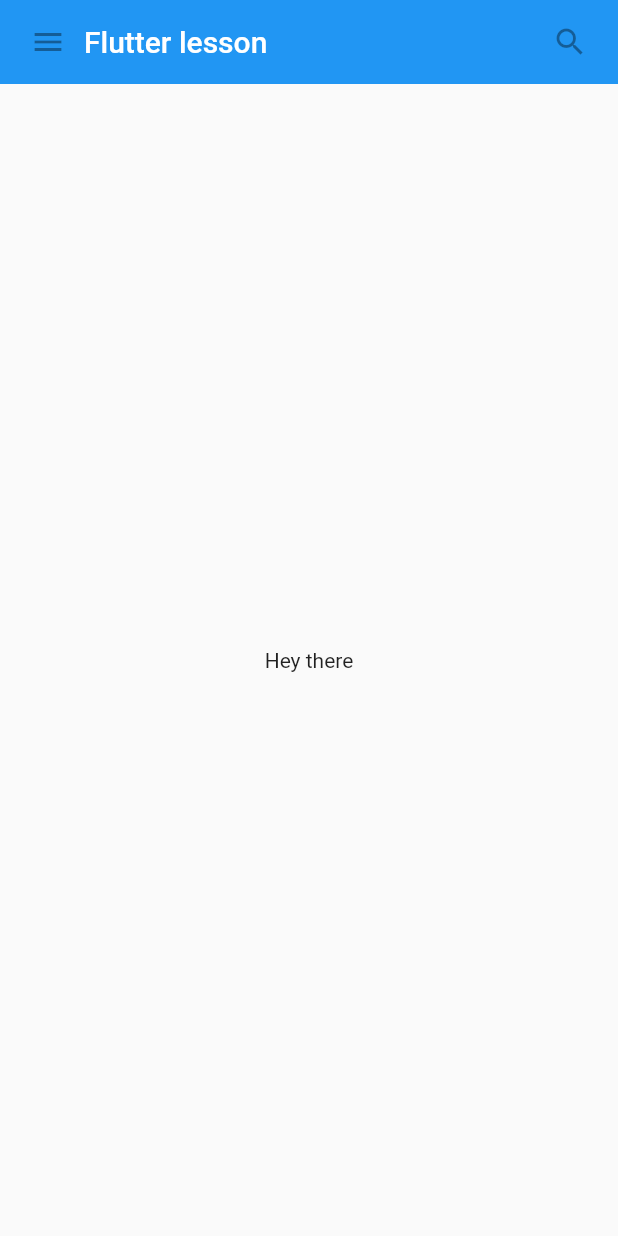
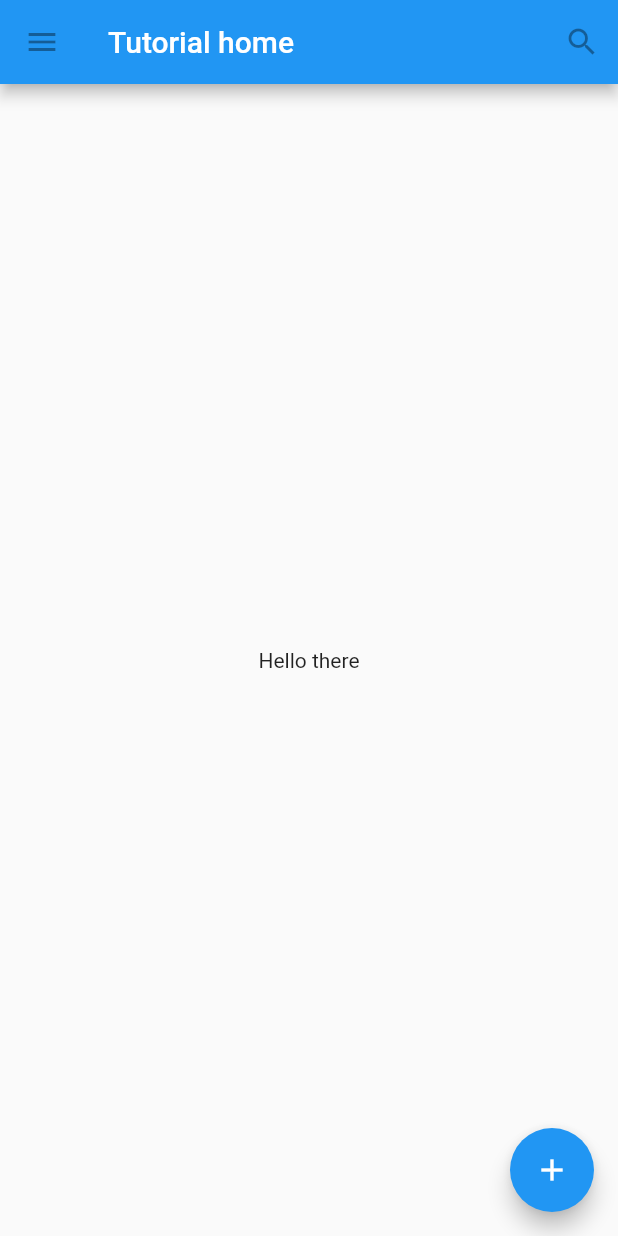
Before and after one commit to rsgilbert/flutter_widgets, a Flutter app: the screen it shows after launch, on a phone screen of 412 x 824 dp. Run offline on Flutter 3.47's test engine with Material 2 defaults, Android fonts, the phone set to English and light mode, and no system bars.

Commit message:
Added a floating action button

```diff
--- /dev/null
+++ b/lib/TutorialHome.dart
@@ -0,0 +1,27 @@
+import 'package:flutter/cupertino.dart';
+import 'package:flutter/material.dart';
+
+class TutorialHome extends StatelessWidget {
+  const TutorialHome({ super.key });
+
+  @override
+  Widget build(BuildContext context) {
+    return Scaffold(
+      appBar: AppBar(
+        leading: const IconButton(
+          icon: Icon(Icons.menu),
+          tooltip: 'Navigation Menu',
+          onPressed: null,
+        ),
+        title: const Text('Tutorial home'),
+        actions: const [
+          IconButton(onPressed: null, icon: Icon(Icons.search), tooltip:"Search")
+        ]),
+        body: const Center(
+          child: Text("Hello there"),
+        ),
+        floatingActionButton: const FloatingActionButton(onPressed: null, tooltip: "Add",
+        child: Icon(Icons.add),),
+    );
+  }
+}
--- a/lib/main.dart
+++ b/lib/main.dart
@@ -1,23 +1,10 @@
 import 'package:flutter/material.dart';
+import 'package:flutter_widgets/TutorialHome.dart';
 import 'package:flutter_widgets/myscaffold.dart';
 
 void main() {
-  runApp(const MaterialApp(
-    title:"my flutter app",
-    home: SafeArea(child: MyScaffold())
-  ));
-  // runApp(const MyApp());
-  // runApp(
-  //   const Center(
-  //     child: Text(
-  //       "Hello, Flutter world",
-  //       textDirection: TextDirection.ltr,
-  //     )
-  //   )
-  // );
+  runApp(const MaterialApp(title: 'Flutter Tutorials', home: TutorialHome()));
 }
-
-
 
 class MyApp extends StatelessWidget {
   const MyApp({super.key});
```
